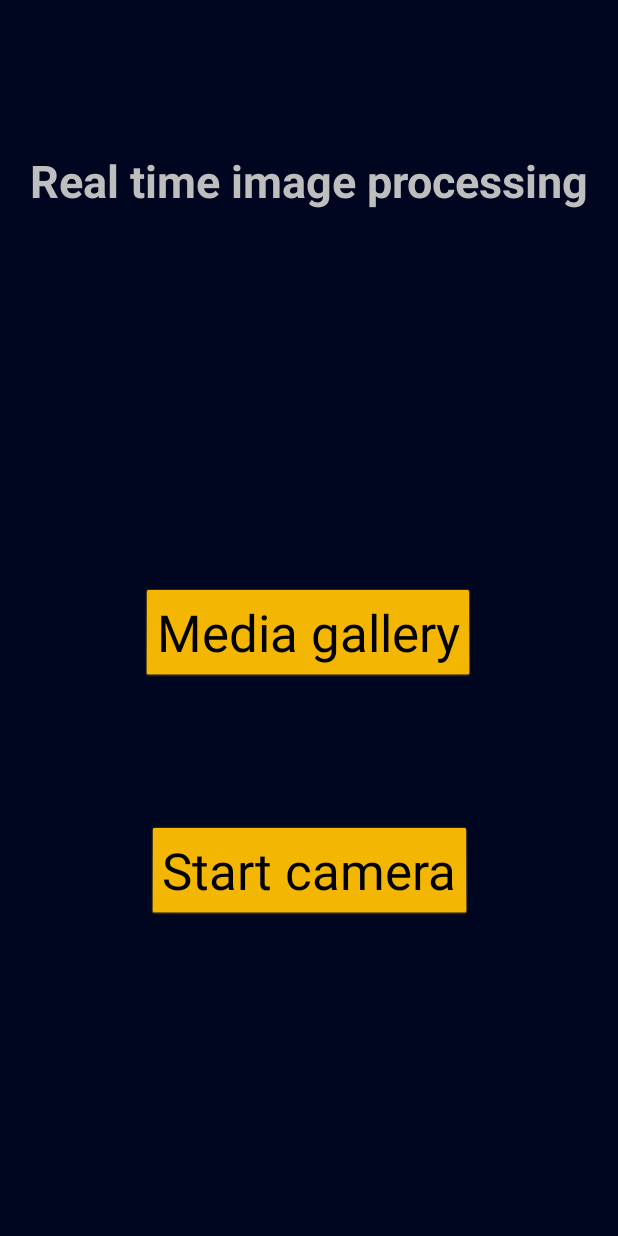
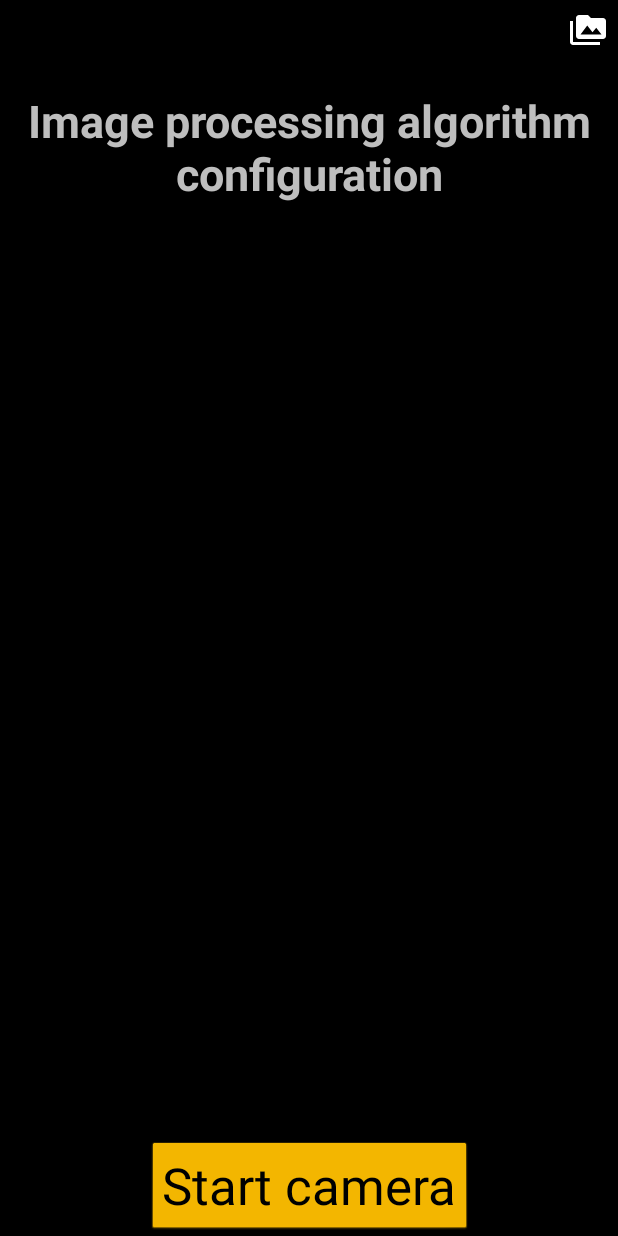
Before and after one commit to kamieniarzk/image-processor, an Android app: the screen it shows after launch (MainActivity), on a phone screen of 412 x 824 dp. Run offline under Robolectric (Android 15) with nearby library versions, the phone set to English and light mode, and no system bars.

```diff
--- a/app/build.gradle
+++ b/app/build.gradle
@@ -35,6 +35,7 @@ android {
 dependencies {
     implementation fileTree(dir: "libs", include: ["*.jar"])
     implementation 'androidx.appcompat:appcompat:1.3.0'
+    implementation "androidx.cardview:cardview:1.0.0"
     implementation 'androidx.constraintlayout:constraintlayout:2.0.4'
     implementation project(path: ':openCVLibrary343')
     implementation 'androidx.recyclerview:recyclerview:1.2.1'
--- a/app/src/main/java/com/example/rt_image_processing/MainActivity.java
+++ b/app/src/main/java/com/example/rt_image_processing/MainActivity.java
@@ -8,10 +8,11 @@ import android.content.Intent;
 import android.os.Bundle;
 
 import android.widget.Button;
+import android.widget.ImageButton;
 
 public class MainActivity extends Activity {
     private Button cameraButton;
-    private Button galleryButton;
+    private ImageButton galleryButton;
 
 
     public MainActivity() {
@@ -30,7 +31,7 @@ public class MainActivity extends Activity {
         galleryButton = findViewById(R.id.galleryButton);
         galleryButton.setOnClickListener(view -> openGallery());
 
-        cameraButton = findViewById(R.id.button);
+        cameraButton = findViewById(R.id.cameraButton);
         cameraButton.setOnClickListener(view -> openCamera());
     }
 
--- a/app/src/main/java/com/example/rt_image_processing/PlayerActivity.java
+++ b/app/src/main/java/com/example/rt_image_processing/PlayerActivity.java
@@ -16,7 +16,7 @@ import com.google.android.exoplayer2.util.Util;
 
 public class PlayerActivity extends Activity {
 
-    long videoId;
+    private long videoId;
     private PlayerView playerView;
     private SimpleExoPlayer player;
 
--- a/app/src/main/java/com/example/rt_image_processing/Video.java
+++ b/app/src/main/java/com/example/rt_image_processing/Video.java
@@ -10,8 +10,6 @@ import lombok.Setter;
 @Setter
 @AllArgsConstructor
 public class Video {
-    long id;
-    Uri data;
-    String title;
-    String duration;
+    private long id;
+    private Uri data;
 }
--- /dev/null
+++ b/app/src/main/res/drawable/ic_baseline_perm_media_24.xml
@@ -0,0 +1,5 @@
+<vector android:height="24dp" android:tint="#FFFFFF"
+    android:viewportHeight="24" android:viewportWidth="24"
+    android:width="24dp" xmlns:android="http://schemas.android.com/apk/res/android">
+    <path android:fillColor="@android:color/white" android:pathData="M2,6L0,6v5h0.01L0,20c0,1.1 0.9,2 2,2h18v-2L2,20L2,6zM22,4h-8l-2,-2L6,2c-1.1,0 -1.99,0.9 -1.99,2L4,16c0,1.1 0.9,2 2,2h16c1.1,0 2,-0.9 2,-2L24,6c0,-1.1 -0.9,-2 -2,-2zM7,15l4.5,-6 3.5,4.51 2.5,-3.01L21,15L7,15z"/>
+</vector>
--- a/app/src/main/res/layout/activity_main.xml
+++ b/app/src/main/res/layout/activity_main.xml
@@ -5,33 +5,28 @@
     android:id="@+id/constraintLayout"
     android:layout_width="match_parent"
     android:layout_height="match_parent"
-    android:background="#000520"
+    android:background="#000000"
     android:backgroundTint="#000000"
     android:backgroundTintMode="screen">
 
-    <Button
+    <ImageButton
         android:id="@+id/galleryButton"
         android:layout_width="wrap_content"
         android:layout_height="wrap_content"
-        android:layout_marginTop="200dp"
-        android:backgroundTint="#FFBF00"
-        android:backgroundTintMode="src_in"
-        android:paddingLeft="10dp"
-        android:paddingRight="10dp"
-        android:text="@string/gallery_button"
-        android:textAppearance="@style/TextAppearance.AppCompat.Display1"
-        app:layout_constraintBottom_toBottomOf="parent"
+        android:layout_marginTop="8dp"
+        android:layout_marginEnd="8dp"
+        android:background="@null"
+        android:src="@drawable/ic_baseline_perm_media_24"
         app:layout_constraintEnd_toEndOf="parent"
-        app:layout_constraintHorizontal_bias="0.497"
-        app:layout_constraintStart_toStartOf="parent"
-        app:layout_constraintTop_toBottomOf="@+id/textView"
-        app:layout_constraintVertical_bias="0.122" />
+        app:layout_constraintTop_toTopOf="parent"/>
+
 
     <TextView
         android:id="@+id/textView"
         android:layout_width="wrap_content"
         android:layout_height="wrap_content"
-        android:layout_marginTop="100dp"
+        android:layout_marginTop="60dp"
+        android:layout_marginBottom="1dp"
         android:text="@string/welcome_text"
         android:textAlignment="center"
         android:textSize="30sp"
@@ -41,10 +36,10 @@
         app:layout_constraintTop_toTopOf="parent" />
 
     <Button
-        android:id="@+id/button"
+        android:id="@+id/cameraButton"
         android:layout_width="wrap_content"
         android:layout_height="wrap_content"
-        android:layout_marginTop="200dp"
+        android:layout_marginTop="1dp"
         android:backgroundTint="#FFBF00"
         android:backgroundTintMode="src_in"
         android:paddingLeft="10dp"
@@ -53,6 +48,6 @@
         android:textAppearance="@style/TextAppearance.AppCompat.Display1"
         app:layout_constraintBottom_toBottomOf="parent"
         app:layout_constraintEnd_toEndOf="parent"
-        app:layout_constraintStart_toStartOf="parent"
-        app:layout_constraintTop_toBottomOf="@+id/textView" />
+        app:layout_constraintStart_toStartOf="parent" />
+
 </androidx.constraintlayout.widget.ConstraintLayout>
--- a/app/src/main/res/values/strings.xml
+++ b/app/src/main/res/values/strings.xml
@@ -1,6 +1,6 @@
 <resources>
-    <string name="app_name">Real time image processing</string>
-    <string name="welcome_text">Real time image processing</string>
+    <string name="app_name">Image processor</string>
+    <string name="welcome_text">Image processing algorithm configuration</string>
     <string name="camera_on_button">Start camera</string>
     <string name="flip_camera_button">Flip camera</string>
     <string name="threshold1">Threshold 1</string>
```
Also changed, not shown: app/src/main/java/com/example/rt_image_processing/CameraActivity.java (+18 -5 lines), app/src/main/java/com/example/rt_image_processing/GalleryActivity.java (+2 -22 lines), app/src/main/java/com/example/rt_image_processing/VideoAdapter.java (+0 -7 lines), app/src/main/res/layout/activity_gallery.xml (+1 -14 lines), app/src/main/res/layout/filtering_config.xml (added, +33 -0 lines), app/src/main/res/layout/gallery_row.xml (+0 -31 lines).
